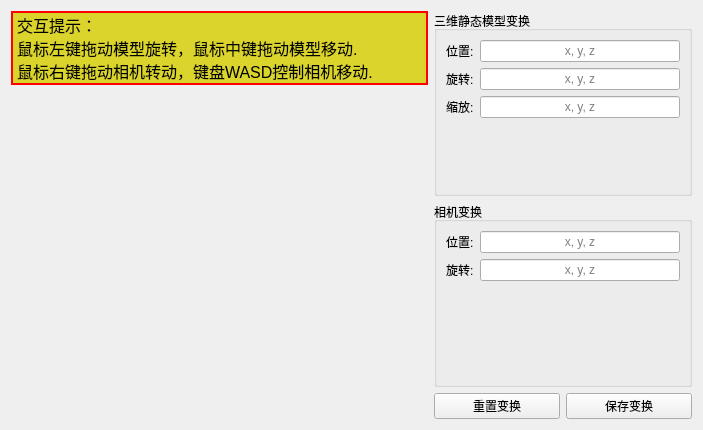
First picture: the form in gui/uicomponent/interactivewidget.ui, repository Kpure1000/mxzygl_client, before the edit.
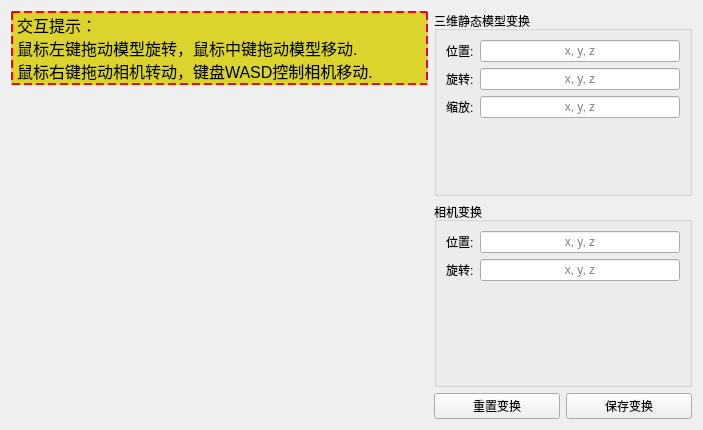
Second picture: the form after the edit. Custom widgets are drawn as their Qt base class.

```diff
--- a/gui/uicomponent/interactivewidget.ui
+++ b/gui/uicomponent/interactivewidget.ui
@@ -24,8 +24,9 @@
         </font>
        </property>
        <property name="styleSheet">
-        <string notr="true">border: 2px solid rgb(255, 0, 0);
-background-color: rgb(218, 212, 44)</string>
+        <string notr="true">border: 2px dashed rgb(255, 0, 0);
+background-color: rgb(218, 212, 44);
+color: black;</string>
        </property>
        <property name="text">
         <string>交互提示：
```
